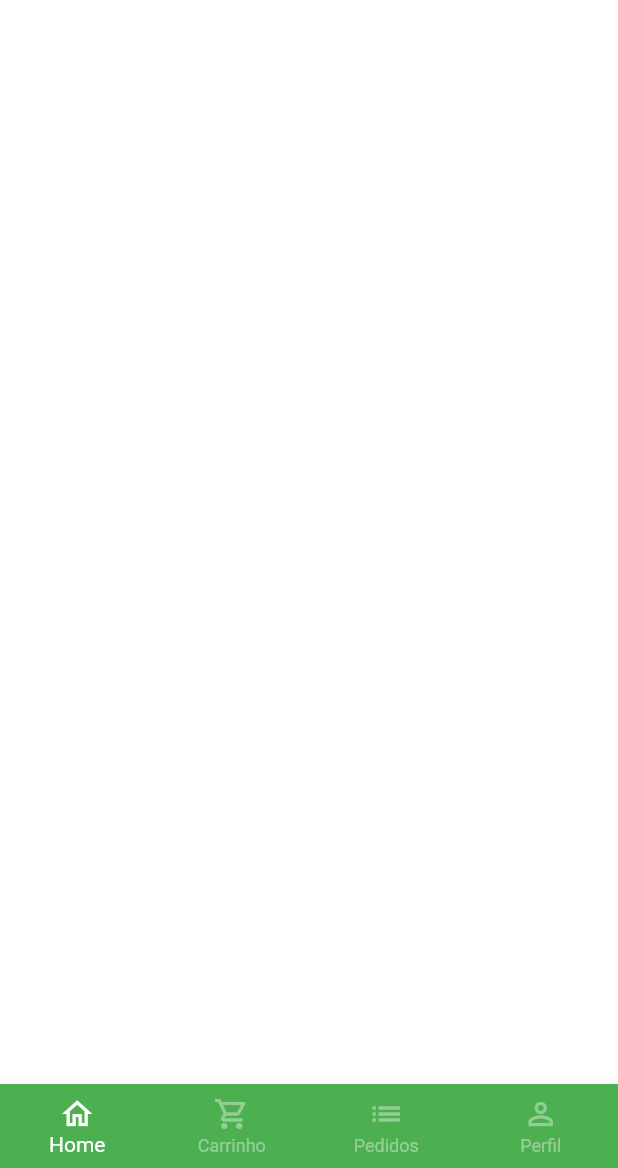
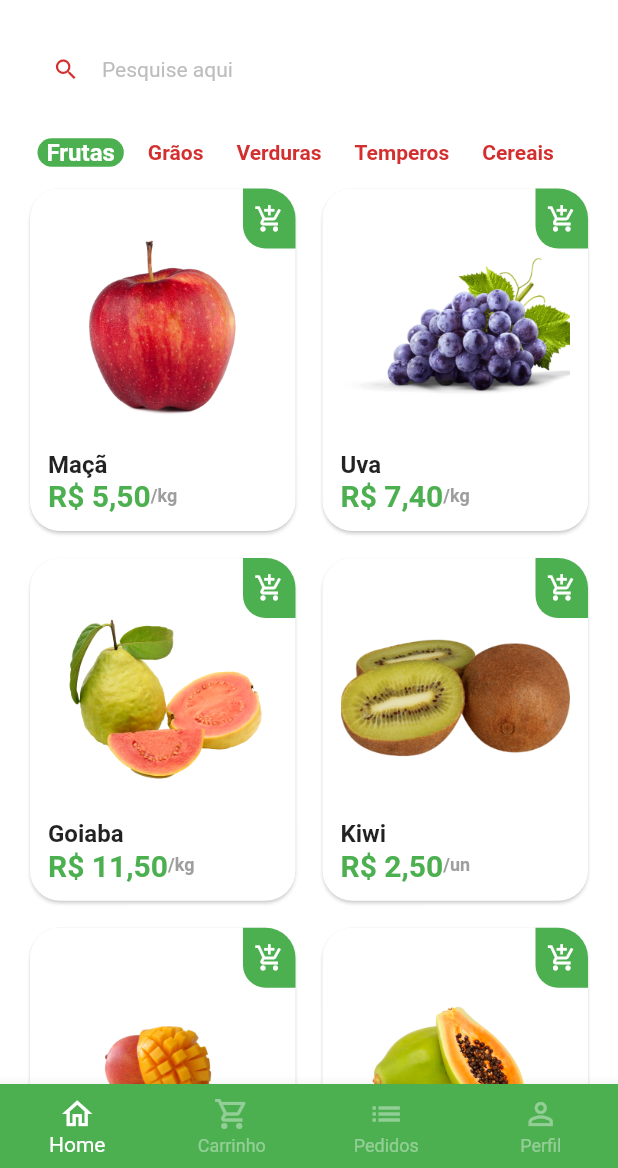
Before and after one commit to KaueSena01/GreenGrocer_Course, a Flutter app: the screen it shows after launch, after a tap on "Entrar", on a phone screen of 412 x 824 dp, the part 68-1236 px from its top. Run offline on Flutter 3.47's test engine with Material 2 defaults, Android fonts, the phone set to English and light mode, and no system bars; drawn by our look-alikes of badges; our stand-ins replace animated_text_kit, mask_text_input_formatter.

Commit message:
feature: Criação da tela de home

```diff
--- a/lib/main.dart
+++ b/lib/main.dart
@@ -1,7 +1,9 @@
 import 'package:flutter/material.dart';
 import 'package:flutter/services.dart';
 
-import 'src/auth/sign_in_screen.dart';
+import 'src/pages/auth/sign_in_screen.dart';
+
+
 
 void main() {
   runApp(const MyApp());
--- /dev/null
+++ b/lib/src/config/app_data.dart
@@ -0,0 +1,72 @@
+import 'package:greengrocer_course/src/models/item_model.dart';
+
+ItemModel apple = ItemModel(
+  imgUrl: 'assets/fruits/apple.png',
+  itemName: 'Maçã',
+  price: 5.5,
+  unit: 'kg',
+  description:
+      'A melhor maçã da região e que conta com o melhor preço de qualquer quitanda. Este item conta com vitaminas essenciais para o fortalecimento corporal, resultando em uma vida saudável.',
+);
+
+ItemModel grape = ItemModel(
+  imgUrl: 'assets/fruits/grape.png',
+  itemName: 'Uva',
+  price: 7.4,
+  unit: 'kg',
+  description:
+      'A melhor uva da região e que conta com o melhor preço de qualquer quitanda. Este item conta com vitaminas essenciais para o fortalecimento corporal, resultando em uma vida saudável.',
+);
+
+ItemModel guava = ItemModel(
+  imgUrl: 'assets/fruits/guava.png',
+  itemName: 'Goiaba',
+  price: 11.5,
+  unit: 'kg',
+  description:
+      'A melhor goiaba da região e que conta com o melhor preço de qualquer quitanda. Este item conta com vitaminas essenciais para o fortalecimento corporal, resultando em uma vida saudável.',
+);
+
+ItemModel kiwi = ItemModel(
+  imgUrl: 'assets/fruits/kiwi.png',
+  itemName: 'Kiwi',
+  price: 2.5,
+  unit: 'un',
+  description:
+      'O melhor kiwi da região e que conta com o melhor preço de qualquer quitanda. Este item conta com vitaminas essenciais para o fortalecimento corporal, resultando em uma vida saudável.',
+);
+
+ItemModel mango = ItemModel(
+  imgUrl: 'assets/fruits/mango.png',
+  itemName: 'Manga',
+  price: 2.5,
+  unit: 'un',
+  description:
+      'A melhor manga da região e que conta com o melhor preço de qualquer quitanda. Este item conta com vitaminas essenciais para o fortalecimento corporal, resultando em uma vida saudável.',
+);
+
+ItemModel papaya = ItemModel(
+  imgUrl: 'assets/fruits/papaya.png',
+  itemName: 'Mamão papaya',
+  price: 8,
+  unit: 'kg',
+  description:
+      'O melhor mamão da região e que conta com o melhor preço de qualquer quitanda. Este item conta com vitaminas essenciais para o fortalecimento corporal, resultando em uma vida saudável.',
+);
+
+List<ItemModel> items = [
+  apple,
+  grape,
+  guava,
+  kiwi,
+  mango,
+  papaya
+];
+
+List<String> categories = [
+  'Frutas',
+  'Grãos',
+  'Verduras',
+  'Temperos',
+  'Cereais'
+];
--- a/lib/src/home/home_tab.dart
+++ /dev/null
@@ -1,46 +0,0 @@
-import 'package:badges/badges.dart';
-import 'package:flutter/material.dart';
-import 'package:greengrocer_course/src/config/custom_colors.dart';
-
-class HomeTab extends StatelessWidget {
-  const HomeTab({ Key? key }) : super(key: key);
-
-  @override
-  Widget build(BuildContext context) {
-    return Scaffold(
-      appBar: AppBar(
-        backgroundColor: Colors.transparent,
-        elevation: 0,
-        centerTitle: true,
-        title: Text.rich(
-          TextSpan(
-            style: const TextStyle(
-              fontSize: 30
-            ),
-            children: [
-              TextSpan(text: 'Green', style: TextStyle(
-                color: CustomColors.customPrimaryColor
-              )),
-              TextSpan(text: 'grocer', style: TextStyle(
-                color: CustomColors.customContrastColor
-              )),
-            ]
-          )
-        ),
-        actions: [
-          Padding(
-            padding: const EdgeInsets.only(top: 15.0, right: 15.0),
-            child: GestureDetector(
-              onTap: () {},
-              child: Badge(
-                badgeColor: CustomColors.customContrastColor,
-                badgeContent: const Text("2", style: TextStyle(color: Colors.white, fontSize: 14)),
-                child: Icon(Icons.shopping_cart, color: CustomColors.customPrimaryColor)
-              ),
-            ),
-          )
-        ],
-      ),
-    );
-  }
-}
--- /dev/null
+++ b/lib/src/models/item_model.dart
@@ -0,0 +1,15 @@
+class ItemModel {
+  String itemName;
+  String imgUrl;
+  String unit;
+  double price;
+  String description;
+
+  ItemModel({
+    required this.itemName,
+    required this.imgUrl,
+    required this.unit,
+    required this.price,
+    required this.description,
+  });
+}
--- a/lib/src/auth/sign_in_screen.dart
+++ b/lib/src/pages/auth/sign_in_screen.dart
@@ -1,9 +1,10 @@
 import 'package:animated_text_kit/animated_text_kit.dart';
 import 'package:flutter/material.dart';
-import 'package:greengrocer_course/src/auth/components/custom_text_field.dart';
-import 'package:greengrocer_course/src/auth/sign_up_screen.dart';
-import 'package:greengrocer_course/src/base/base_screen.dart';
 import 'package:greengrocer_course/src/config/custom_colors.dart';
+
+import '../base/base_screen.dart';
+import 'components/custom_text_field.dart';
+import 'sign_up_screen.dart';
 
 class SignInScreen extends StatelessWidget {
   const SignInScreen({ Key? key }) : super(key: key);
@@ -101,7 +102,7 @@
                               Navigator.of(context).pushReplacement(
                                 MaterialPageRoute(
                                   builder: (_) {
-                                    return BaseScreen();
+                                    return const BaseScreen();
                                   }
                                 )
                               );
--- a/lib/src/auth/sign_up_screen.dart
+++ b/lib/src/pages/auth/sign_up_screen.dart
@@ -1,7 +1,8 @@
 import 'package:flutter/material.dart';
-import 'package:greengrocer_course/src/auth/components/custom_text_field.dart';
 import 'package:greengrocer_course/src/config/custom_colors.dart';
 import 'package:mask_text_input_formatter/mask_text_input_formatter.dart';
+
+import 'components/custom_text_field.dart';
 
 class SignUpScreen extends StatelessWidget {
   SignUpScreen({ Key? key }) : super(key: key);
--- a/lib/src/base/base_screen.dart
+++ b/lib/src/pages/base/base_screen.dart
@@ -1,6 +1,7 @@
 import 'package:flutter/material.dart';
 import 'package:greengrocer_course/src/config/custom_colors.dart';
-import 'package:greengrocer_course/src/home/home_tab.dart';
+
+import '../home/home_tab.dart';
 
 class BaseScreen extends StatefulWidget {
   const BaseScreen({ Key? key }) : super(key: key);
@@ -21,7 +22,7 @@
           physics: const NeverScrollableScrollPhysics(),
           controller: pageController,
           children: [
-            const HomeTab(),
+            HomeTab(),
             Container(color: Colors.white),
             Container(color: Colors.blue),
             Container(color: Colors.purple),
--- /dev/null
+++ b/lib/src/pages/home/components/category_tile.dart
@@ -0,0 +1,44 @@
+import 'package:flutter/material.dart';
+import 'package:greengrocer_course/src/config/custom_colors.dart';
+
+class CategoryTile extends StatelessWidget {
+  const CategoryTile({
+    Key? key,
+    required this.category,
+    required this.isSelected,
+    required this.onPressed
+    }) : super(key: key);
+
+  final String category;
+  final bool isSelected;
+  final VoidCallback onPressed;
+
+  @override
+  Widget build(BuildContext context) {
+    return GestureDetector(
+      onTap: onPressed,
+      child: Align(
+        alignment: Alignment.center,
+        child: Container(
+          padding: EdgeInsets.symmetric(horizontal: 6),
+          decoration: BoxDecoration(
+            color: isSelected
+              ? CustomColors.customPrimaryColor
+              : Colors.transparent,
+            borderRadius: BorderRadius.circular(10)
+          ),
+          child: Text(
+            category,
+            style: TextStyle(
+              color: isSelected
+              ? Colors.white
+              : CustomColors.customContrastColor,
+              fontWeight: FontWeight.bold,
+              fontSize: isSelected ? 16 : 14
+            )
+          ),
+        ),
+      ),
+    );
+  }
+}
--- /dev/null
+++ b/lib/src/pages/home/components/item_tile.dart
@@ -0,0 +1,66 @@
+import 'package:flutter/material.dart';
+import 'package:greengrocer_course/src/config/custom_colors.dart';
+import 'package:greengrocer_course/src/models/item_model.dart';
+import 'package:greengrocer_course/src/services/utils_services.dart';
+
+class ItemTile extends StatelessWidget {
+
+  final ItemModel item;
+
+  ItemTile({ Key? key, required this.item }) : super(key: key);
+
+  final UtilServices utilServices = UtilServices();
+
+  @override
+  Widget build(BuildContext context) {
+    return Stack(
+      children: [
+        Card(
+          elevation: 1,
+          shadowColor: Colors.grey.shade300,
+          shape: RoundedRectangleBorder(
+            borderRadius: BorderRadius.circular(20)
+          ),
+          child: Padding(
+            padding: const EdgeInsets.all(12),
+            child: Column(
+              crossAxisAlignment: CrossAxisAlignment.stretch,
+              children: [
+                Expanded(
+                  child: Image.asset(item.imgUrl)
+                ),
+                Text(item.itemName, style: const TextStyle(fontSize: 16, fontWeight: FontWeight.bold)),
+                Row(
+                  children: [
+                    Text(utilServices.priceToCurrency(item.price), style: TextStyle(fontSize: 20, color: CustomColors.customPrimaryColor, fontWeight: FontWeight.bold)),
+                    Text('/${item.unit}', style: TextStyle(color: Colors.grey.shade500, fontSize: 12, fontWeight: FontWeight.bold)),
+
+                  ],
+                )
+              ],
+            ),
+          ),
+        ),
+        Positioned(
+          top: 4,
+          right: 4,
+          child: GestureDetector(
+            onTap: () {},
+            child: Container(
+              height: 40,
+              width: 35,
+              decoration: BoxDecoration(
+                color: CustomColors.customPrimaryColor,
+                borderRadius: const BorderRadius.only(
+                  bottomLeft: Radius.circular(15),
+                  topRight: Radius.circular(20)
+                )
+              ),
+              child: const Icon(Icons.add_shopping_cart_outlined, color: Colors.white, size: 20),
+            ),
+          )
+        )
+      ],
+    );
+  }
+}
--- /dev/null
+++ b/lib/src/pages/home/home_tab.dart
@@ -0,0 +1,122 @@
+import 'package:badges/badges.dart';
+import 'package:flutter/material.dart';
+import 'package:greengrocer_course/src/config/custom_colors.dart';
+import 'package:greengrocer_course/src/pages/home/components/item_tile.dart';
+import 'components/category_tile.dart';
+import 'package:greengrocer_course/src/config/app_data.dart' as app_data;
+
+class HomeTab extends StatefulWidget {
+  const HomeTab({ Key? key }) : super(key: key);
+
+  @override
+  State<HomeTab> createState() => _HomeTabState();
+}
+
+class _HomeTabState extends State<HomeTab> {
+
+  String selectedCategory = 'Frutas';
+
+  @override
+  Widget build(BuildContext context) {
+    return Scaffold(
+      appBar: AppBar(
+        backgroundColor: Colors.transparent,
+        elevation: 0,
+        centerTitle: true,
+        title: Text.rich(
+          TextSpan(
+            style: const TextStyle(
+              fontSize: 30
+            ),
+            children: [
+              TextSpan(text: 'Green', style: TextStyle(
+                color: CustomColors.customPrimaryColor
+              )),
+              TextSpan(text: 'grocer', style: TextStyle(
+                color: CustomColors.customContrastColor
+              )),
+            ]
+          )
+        ),
+        actions: [
+          Padding(
+            padding: const EdgeInsets.only(top: 15.0, right: 15.0),
+            child: GestureDetector(
+              onTap: () {},
+              child: Badge(
+                badgeColor: CustomColors.customContrastColor,
+                badgeContent: const Text("2", style: TextStyle(color: Colors.white, fontSize: 14)),
+                child: Icon(Icons.shopping_cart, color: CustomColors.customPrimaryColor)
+              ),
+            ),
+          )
+        ],
+      ),
+      body: Column(
+        children: [
+          Padding(
+            padding: const EdgeInsets.symmetric(horizontal: 20, vertical: 10),
+            child: TextFormField(
+              decoration: InputDecoration(
+                filled: true,
+                fillColor: Colors.white,
+                isDense: true,
+                hintText: 'Pesquise aqui',
+                hintStyle: TextStyle(
+                  color: Colors.grey.shade400,
+                  fontSize: 14
+                ),
+                prefixIcon: Icon(Icons.search, color: CustomColors.customContrastColor),
+                border: OutlineInputBorder(
+                  borderRadius: BorderRadius.circular(60),
+                  borderSide: const BorderSide(
+                    width: 0,
+                    style: BorderStyle.none
+                  )
+                )
+              ),
+            ),
+          ),
+          Container(
+            padding: const EdgeInsets.only(left: 25),
+            height: 40,
+            child: ListView.separated(
+              scrollDirection: Axis.horizontal,
+              itemBuilder: (_, index) {
+                return CategoryTile(
+                  onPressed: () {
+                    setState(() {
+                      selectedCategory = app_data.categories[index];
+                    });
+                  },
+                  category: app_data.categories[index],
+                  isSelected: app_data.categories[index] == selectedCategory,
+                );
+              },
+              separatorBuilder: (_, index) => const SizedBox(width: 10),
+              itemCount: app_data.categories.length
+            ),
+          ),
+          Expanded(
+            child: GridView.builder(
+              padding: const EdgeInsets.fromLTRB(16, 0, 16, 16),
+              physics: const BouncingScrollPhysics(),
+              gridDelegate: const SliverGridDelegateWithFixedCrossAxisCount(
+                crossAxisCount: 2,
+                mainAxisSpacing: 10,
+                crossAxisSpacing: 10,
+                childAspectRatio: 9 / 11.5
+              ),
+              itemCount: app_data.items.length,
+              itemBuilder: (_, index) {
+                return ItemTile(
+                  item: app_data.items[index],
+                );
+              },
+            ),
+          )
+        ],
+      ),
+    );
+  }
+}
--- /dev/null
+++ b/lib/src/services/utils_services.dart
@@ -0,0 +1,11 @@
+import 'package:intl/intl.dart';
+
+class UtilServices {
+
+  String priceToCurrency(double price) {
+    NumberFormat numberFormat = NumberFormat.simpleCurrency(locale: 'pt_BR');
+
+    return numberFormat.format(price);
+  }
+
+}
--- a/pubspec.yaml
+++ b/pubspec.yaml
@@ -37,6 +37,7 @@
   animated_text_kit: ^4.2.1
   mask_text_input_formatter: ^2.0.0
   badges: ^2.0.1
+  intl: ^0.17.0
 
 dev_dependencies:
   flutter_test:
@@ -61,8 +62,8 @@
   uses-material-design: true
 
   # To add assets to your application, add an assets section, like this:
-  # assets:
-  #   - images/a_dot_burr.jpeg
+  assets:
+    - assets/fruits/
   #   - images/a_dot_ham.jpeg
 
   # An image asset can refer to one or more resolution-specific "variants", see
```
Also changed, not shown: assets/fruits/apple.png (added), assets/fruits/grape.png (added), assets/fruits/guava.png (added), assets/fruits/kiwi.png (added), assets/fruits/mango.png (added), assets/fruits/papaya.png (added), lib/src/pages/auth/components/custom_text_field.dart (renamed from lib/src/auth/components/custom_text_field.dart), pubspec.lock.
